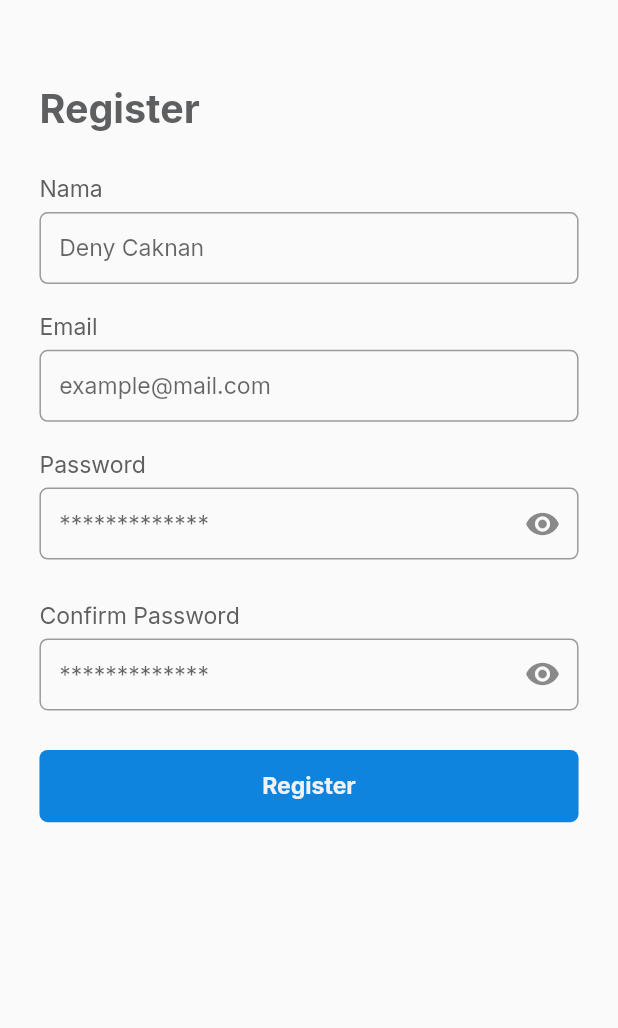
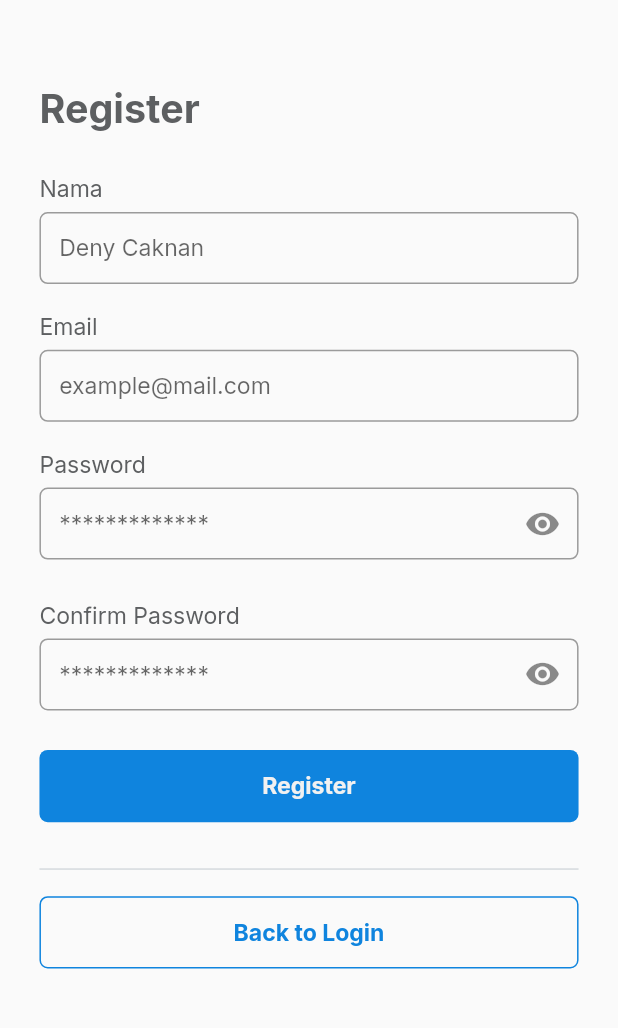
Before and after one commit to fauzanebd/lookacara, a Flutter app: the RegisterPage screen opened directly, on a phone screen of 412 x 824 dp, the part 165-1193 px from its top. Run offline on Flutter 3.47's test engine with Material 2 defaults, Android fonts, the phone set to English and light mode, and no system bars; our stand-ins replace flutter_screenutil, flutter_svg, get, responsive_builder, shared_preferences; accounts and stored records are empty; network calls fail.

Commit message:
add lign and register logic

```diff
--- a/lib/main.dart
+++ b/lib/main.dart
@@ -2,6 +2,7 @@ import 'package:flutter/material.dart';
 import 'package:get/get.dart';
 import 'package:look_acara/views/navigation_bar.dart';
 import 'package:flutter/services.dart';
+import 'package:shared_preferences/shared_preferences.dart';
 
 void main() {
   SystemChrome.setSystemUIOverlayStyle(SystemUiOverlayStyle(
@@ -13,6 +14,7 @@ void main() {
 
 class MyApp extends StatelessWidget {
   // This widget is the root of your application.
+
   @override
   Widget build(BuildContext context) {
     return GetMaterialApp(
--- a/lib/views/register_page.dart
+++ b/lib/views/register_page.dart
@@ -1,22 +1,30 @@
 import 'package:flutter/material.dart';
 import 'package:flutter_screenutil/flutter_screenutil.dart';
+import 'package:look_acara/controllers/login_and_register_controller.dart';
 import 'package:look_acara/controllers/register_controller.dart';
 import 'package:responsive_builder/responsive_builder.dart';
 import 'package:flutter_svg/flutter_svg.dart';
 import 'package:get/get.dart';
 
+GlobalKey<FormState> _formKey = GlobalKey<FormState>();
+
 class RegisterPage extends StatelessWidget {
-  RegisterController registerController = Get.put(RegisterController());
-  GlobalKey<FormState> _formKey = GlobalKey<FormState>();
+  RegisterController registerController = Get.find<RegisterController>();
+  LoginAndRegisterController loginAndRegisterController =
+      Get.find<LoginAndRegisterController>();
+
   var confirmPass;
+
   @override
   Widget build(BuildContext context) {
     ScreenUtil.init(
       BoxConstraints(
-          maxWidth: MediaQuery.of(context).size.width,
-          maxHeight: MediaQuery.of(context).size.height),
+        maxWidth: MediaQuery.of(context).size.width,
+        maxHeight: MediaQuery.of(context).size.height,
+      ),
       designSize: Size(376, 726),
     );
+
     return ScreenTypeLayout(
       breakpoints: ScreenBreakpoints(
         tablet: 600,
@@ -354,7 +362,61 @@ class RegisterPage extends StatelessWidget {
                     ),
                   ],
                 ),
-                Container(width: 1000.w, height: 12.w),
+                Container(width: 1000.w, height: 28.w),
+                Row(
+                  children: [
+                    Padding(padding: EdgeInsets.only(left: 24.w)),
+                    Container(
+                      width: 328.w,
+                      height: 1.w,
+                      color: Color(0xFFD8DCE0),
+                    ),
+                    Padding(padding: EdgeInsets.only(left: 24.w)),
+                  ],
+                ),
+                Container(width: 1000.w, height: 16.w),
+                Row(
+                  children: [
+                    Padding(
+                      padding: EdgeInsets.only(left: 24.w),
+                    ),
+                    Container(
+                      height: 44.w,
+                      width: 328.w,
+                      decoration: BoxDecoration(
+                        borderRadius: BorderRadius.circular(5.w),
+                        border: Border.all(color: Color(0xFF0f84DE)),
+                      ),
+                      child: Material(
+                        color: Colors.transparent,
+                        child: InkWell(
+                          onTap: () {
+                            // Get.to(RegisterPage());
+                            print(
+                                "changingPageIndex: from ${loginAndRegisterController.pageIndex.value}");
+                            loginAndRegisterController.changePageIndex(0);
+                            print(
+                                "to ${loginAndRegisterController.pageIndex.value}");
+                          },
+                          child: Center(
+                            child: Text(
+                              "Back to Login",
+                              style: TextStyle(
+                                fontFamily: "Inter",
+                                fontSize: 14.sp,
+                                fontWeight: FontWeight.w700,
+                                color: Color(0xFF0F84DE),
+                              ),
+                            ),
+                          ),
+                        ),
+                      ),
+                    ),
+                    Padding(
+                      padding: EdgeInsets.only(right: 24.w),
+                    ),
+                  ],
+                ),
                 Padding(
                   padding: EdgeInsets.only(
                       bottom: MediaQuery.of(context).viewInsets.bottom),
--- a/pubspec.yaml
+++ b/pubspec.yaml
@@ -24,6 +24,8 @@ dependencies:
   flutter:
     sdk: flutter
   get: ^4.3.8
+  http: any
+  shared_preferences: any
   flutter_screenutil: ^5.0.0+2
   responsive_builder: ^0.4.1
   flutter_svg: ^0.22.0
```
Also changed, not shown: lib/api/api_service.dart (added, +7 -0 lines), lib/controllers/login_and_register_controller.dart (added, +18 -0 lines), lib/controllers/login_controller.dart (+54 -0 lines), lib/models/user.dart (added, +77 -0 lines), lib/views/account_page.dart (added, +19 -0 lines), lib/views/login_and_register_page.dart (added, +46 -0 lines), lib/views/login_page.dart (+35 -7 lines), pubspec.lock.
